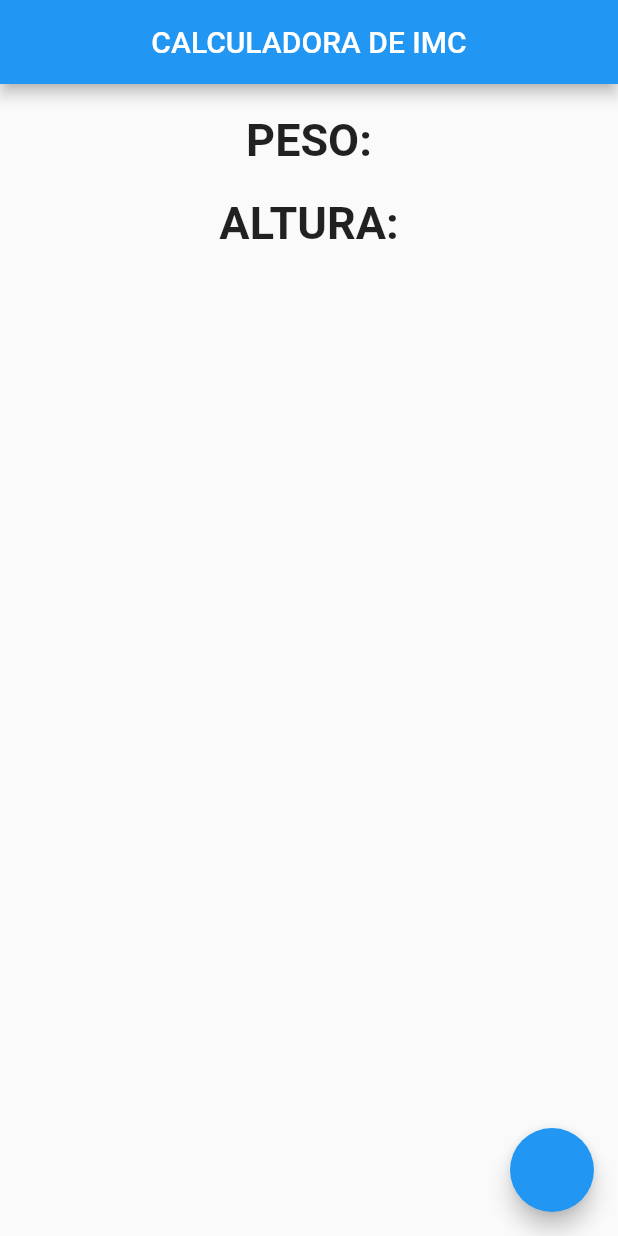
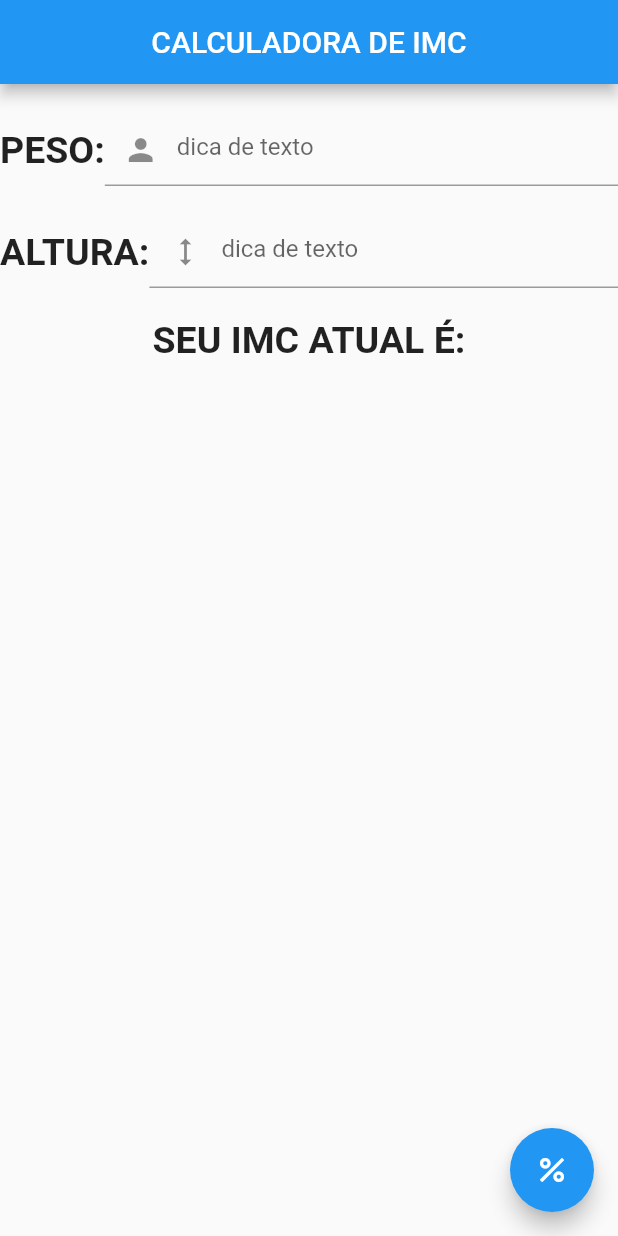
Before and after one commit to abnipc/Flutter_Calculadora_IMC, a Flutter app: the screen it shows after launch, on a phone screen of 412 x 824 dp. Run offline on Flutter 3.47's test engine with Material 2 defaults, Android fonts, the phone set to English and light mode, and no system bars.

```diff
--- a/calculadora_imc/lib/homepage.dart
+++ b/calculadora_imc/lib/homepage.dart
@@ -8,35 +8,89 @@ class HomePage extends StatefulWidget {
 }
 
 class _HomePageState extends State<HomePage> {
+  String peso = "";
+  String altura = "";
+  String imc_string = "";
+  double IMC = 0;
+
   @override
   Widget build(BuildContext context) {
     return Scaffold(
       appBar: AppBar(
-        title: Text(
+        title: const Text(
           "CALCULADORA DE IMC",
           style: TextStyle(fontSize: 20),
         ),
         centerTitle: true,
       ),
-      body: Center(
-        child: Column(
+      body: Column(
         children: [
+          const SizedBox(
+            height: 20,
+          ),
+          Row(
+            children: [
+              const Text("PESO:",
+                  style: TextStyle(fontSize: 25, fontWeight: FontWeight.bold)),
+              Expanded(
+                child: TextField(
+                  decoration: const InputDecoration(
+                    //labelText: 'teste',
+                    hintText: "dica de texto",
+                    prefixIcon: Icon(Icons.person),
+                  ),
+                  onChanged: (Text) {
+                    peso = Text;
+                  },
+                ),
+              ),
+            ],
+          ),
+          const SizedBox(
+            height: 20,
+          ),
+          Row(
+            children: [
+              const Text("ALTURA:",
+                  style: TextStyle(fontSize: 25, fontWeight: FontWeight.bold)),
+              Expanded(
+                child: TextField(
+                  decoration: const InputDecoration(
+                    //labelText: 'teste',
+                    hintText: "dica de texto",
+                    prefixIcon: Icon(Icons.height),
+                  ),
+                  onChanged: (Text) {
+                    altura = Text;
+                  },
+                ),
+              ),
+            ],
+          ),
           SizedBox(
             height: 20,
           ),
-            Text("PESO:",
-                style: TextStyle(fontSize: 30, fontWeight: FontWeight.bold)),
-            SizedBox(
-              height: 20,
+          Text(
+            "SEU IMC ATUAL É:",
+            style: TextStyle(fontSize: 25, fontWeight: FontWeight.bold),
           ),
-            Text("ALTURA:",
-                style: TextStyle(fontSize: 30, fontWeight: FontWeight.bold)),
+          Text(
+            imc_string,
+            style: TextStyle(fontSize: 30),
+          ),
         ],
       ),
-      ),
       floatingActionButton: FloatingActionButton(
+        child: Icon(Icons.percent),
         onPressed: () {
-          print("apertou");
+          IMC = double.parse(peso) /
+              (double.parse(altura) * double.parse(altura));
+          imc_string = IMC.toString();
+
+          setState(() {
+            //set state é empregado para que o valor seja atualizado no campo correspondente
+            imc_string = IMC.toString();
+          });
         },
       ),
     );
```
Also changed, not shown: 1 other file. Lines whose indentation alone changed are shown as unchanged.
